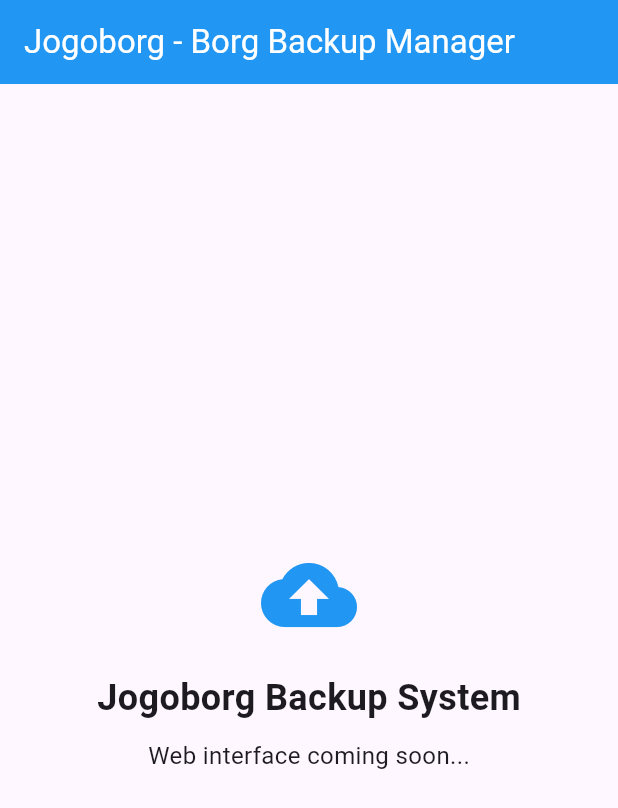
After one commit to jogojapan/jogoborg, a Flutter app: the HomePage screen opened directly, on a phone screen of 412 x 824 dp. The commit adds this screen. Shown: the top 808 px of the screen. Run offline on Flutter 3.47's test engine with Material 3 defaults, Android fonts, the phone set to English and light mode, and no system bars; our stand-ins replace flutter_secure_storage, go_router; accounts and stored records are empty.

Commit message:
Simpler structure. Dummy favicons. Fixing Flutter build issue.

```diff
--- /dev/null
+++ b/lib/main_simple.dart
@@ -0,0 +1,51 @@
+import 'package:flutter/material.dart';
+
+void main() {
+  runApp(const JogoborgApp());
+}
+
+class JogoborgApp extends StatelessWidget {
+  const JogoborgApp({super.key});
+
+  @override
+  Widget build(BuildContext context) {
+    return MaterialApp(
+      title: 'Jogoborg',
+      theme: ThemeData(
+        primarySwatch: Colors.blue,
+      ),
+      home: const HomePage(),
+    );
+  }
+}
+
+class HomePage extends StatelessWidget {
+  const HomePage({super.key});
+
+  @override
+  Widget build(BuildContext context) {
+    return Scaffold(
+      appBar: AppBar(
+        title: const Text('Jogoborg - Borg Backup Manager'),
+      ),
+      body: const Center(
+        child: Column(
+          mainAxisAlignment: MainAxisAlignment.center,
+          children: [
+            Icon(Icons.backup, size: 64, color: Colors.blue),
+            SizedBox(height: 20),
+            Text(
+              'Jogoborg Backup System',
+              style: TextStyle(fontSize: 24, fontWeight: FontWeight.bold),
+            ),
+            SizedBox(height: 10),
+            Text(
+              'Web interface coming soon...',
+              style: TextStyle(fontSize: 16),
+            ),
+          ],
+        ),
+      ),
+    );
+  }
+}
```
Also changed, not shown: analysis_options.yaml (added, +7 -0 lines), lib/screens/jobs_screen.dart (+7 -15 lines), pubspec.yaml (+0 -22 lines), 6 other files.
